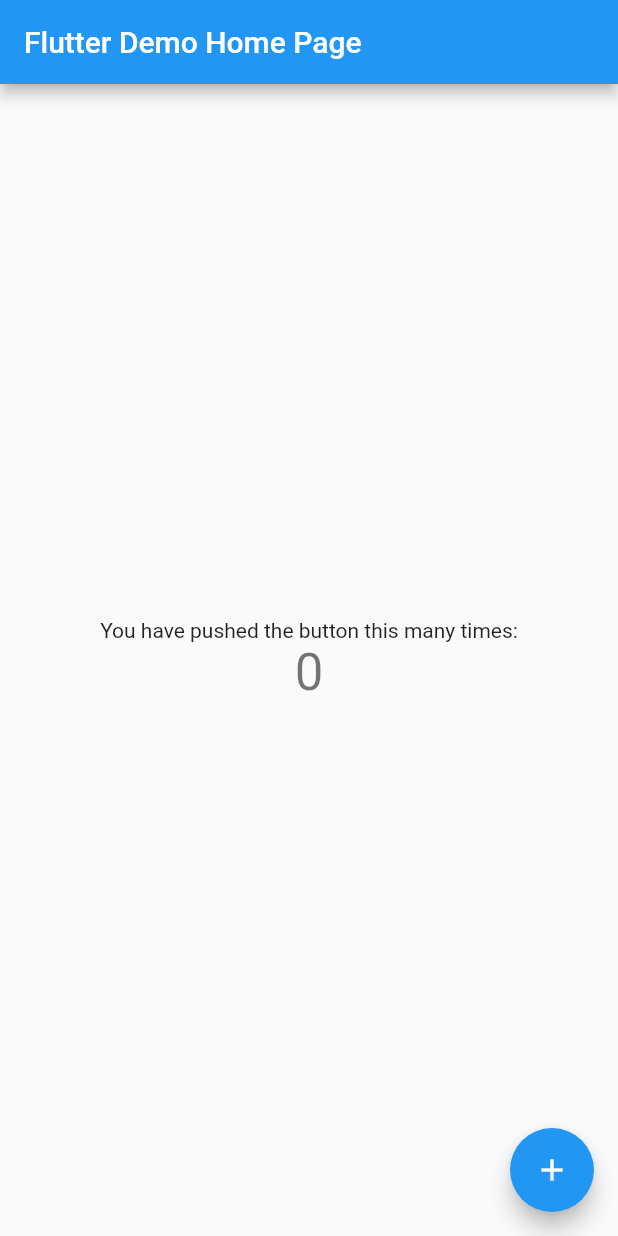
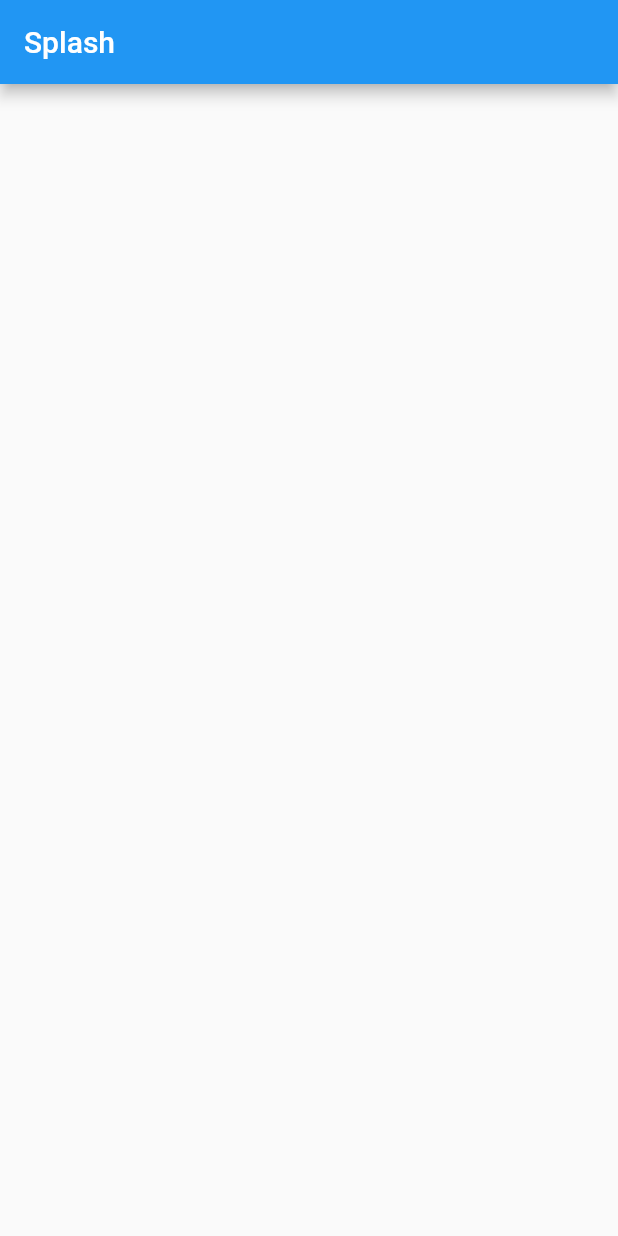
Before and after one commit to juliannelima/flutter-delivery-vakinha, a Flutter app: the screen it shows after launch, on a phone screen of 412 x 824 dp. Run offline on Flutter 3.47's test engine with Material 2 defaults, Android fonts, the phone set to English and light mode, and no system bars.

Commit message:
Adiciona página splash

```diff
--- /dev/null
+++ b/lib/app/delivery_app.dart
@@ -0,0 +1,17 @@
+import 'package:delivery_app/app/pages/splash/splash_page.dart';
+import 'package:flutter/material.dart';
+
+class DeliveryApp extends StatelessWidget {
+
+  const DeliveryApp({ super.key });
+
+   @override
+   Widget build(BuildContext context) {
+       return MaterialApp(
+        title: 'Delivery App',
+        routes: {
+          '/': (context) => const SplashPage(),
+        },
+       );
+  }
+}
--- /dev/null
+++ b/lib/app/pages/splash/splash_page.dart
@@ -0,0 +1,14 @@
+import 'package:flutter/material.dart';
+
+class SplashPage extends StatelessWidget {
+
+  const SplashPage({ super.key });
+
+   @override
+   Widget build(BuildContext context) {
+       return Scaffold(
+           appBar: AppBar(title: const Text('Splash'),),
+           body: Container(),
+       );
+  }
+}
--- a/lib/main.dart
+++ b/lib/main.dart
@@ -1,115 +1,6 @@
+import 'package:delivery_app/app/delivery_app.dart';
 import 'package:flutter/material.dart';
 
 void main() {
-  runApp(const MyApp());
+  runApp(const DeliveryApp());
 }
-
-class MyApp extends StatelessWidget {
-  const MyApp({super.key});
-
-  // This widget is the root of your application.
-  @override
-  Widget build(BuildContext context) {
-    return MaterialApp(
-      title: 'Flutter Demo',
-      theme: ThemeData(
-        // This is the theme of your application.
-        //
-        // Try running your application with "flutter run". You'll see the
-        // application has a blue toolbar. Then, without quitting the app, try
-        // changing the primarySwatch below to Colors.green and then invoke
-        // "hot reload" (press "r" in the console where you ran "flutter run",
-        // or simply save your changes to "hot reload" in a Flutter IDE).
-        // Notice that the counter didn't reset back to zero; the application
-        // is not restarted.
-        primarySwatch: Colors.blue,
-      ),
-      home: const MyHomePage(title: 'Flutter Demo Home Page'),
-    );
-  }
-}
-
-class MyHomePage extends StatefulWidget {
-  const MyHomePage({super.key, required this.title});
-
-  // This widget is the home page of your application. It is stateful, meaning
-  // that it has a State object (defined below) that contains fields that affect
-  // how it looks.
-
-  // This class is the configuration for the state. It holds the values (in this
-  // case the title) provided by the parent (in this case the App widget) and
-  // used by the build method of the State. Fields in a Widget subclass are
-  // always marked "final".
-
-  final String title;
-
-  @override
-  State<MyHomePage> createState() => _MyHomePageState();
-}
-
-class _MyHomePageState extends State<MyHomePage> {
-  int _counter = 0;
-
-  void _incrementCounter() {
-    setState(() {
-      // This call to setState tells the Flutter framework that something has
-      // changed in this State, which causes it to rerun the build method below
-      // so that the display can reflect the updated values. If we changed
-      // _counter without calling setState(), then the build method would not be
-      // called again, and so nothing would appear to happen.
-      _counter++;
-    });
-  }
-
-  @override
-  Widget build(BuildContext context) {
-    // This method is rerun every time setState is called, for instance as done
-    // by the _incrementCounter method above.
-    //
-    // The Flutter framework has been optimized to make rerunning build methods
-    // fast, so that you can just rebuild anything that needs updating rather
-    // than having to individually change instances of widgets.
-    return Scaffold(
-      appBar: AppBar(
-        // Here we take the value from the MyHomePage object that was created by
-        // the App.build method, and use it to set our appbar title.
-        title: Text(widget.title),
-      ),
-      body: Center(
-        // Center is a layout widget. It takes a single child and positions it
-        // in the middle of the parent.
-        child: Column(
-          // Column is also a layout widget. It takes a list of children and
-          // arranges them vertically. By default, it sizes itself to fit its
-          // children horizontally, and tries to be as tall as its parent.
-          //
-          // Invoke "debug painting" (press "p" in the console, choose the
-          // "Toggle Debug Paint" action from the Flutter Inspector in Android
-          // Studio, or the "Toggle Debug Paint" command in Visual Studio Code)
-          // to see the wireframe for each widget.
-          //
-          // Column has various properties to control how it sizes itself and
-          // how it positions its children. Here we use mainAxisAlignment to
-          // center the children vertically; the main axis here is the vertical
-          // axis because Columns are vertical (the cross axis would be
-          // horizontal).
-          mainAxisAlignment: MainAxisAlignment.center,
-          children: <Widget>[
-            const Text(
-              'You have pushed the button this many times:',
-            ),
-            Text(
-              '$_counter',
-              style: Theme.of(context).textTheme.headlineMedium,
-            ),
-          ],
-        ),
-      ),
-      floatingActionButton: FloatingActionButton(
-        onPressed: _incrementCounter,
-        tooltip: 'Increment',
-        child: const Icon(Icons.add),
-      ), // This trailing comma makes auto-formatting nicer for build methods.
-    );
-  }
-}
--- a/pubspec.yaml
+++ b/pubspec.yaml
@@ -60,7 +60,7 @@ flutter:
 
   # To add assets to your application, add an assets section, like this:
   assets:
-    - assets/images
+    - assets/images/
 
   # An image asset can refer to one or more resolution-specific "variants", see
   # https://flutter.dev/assets-and-images/#resolution-aware
```
Also changed, not shown: 1 other file.
